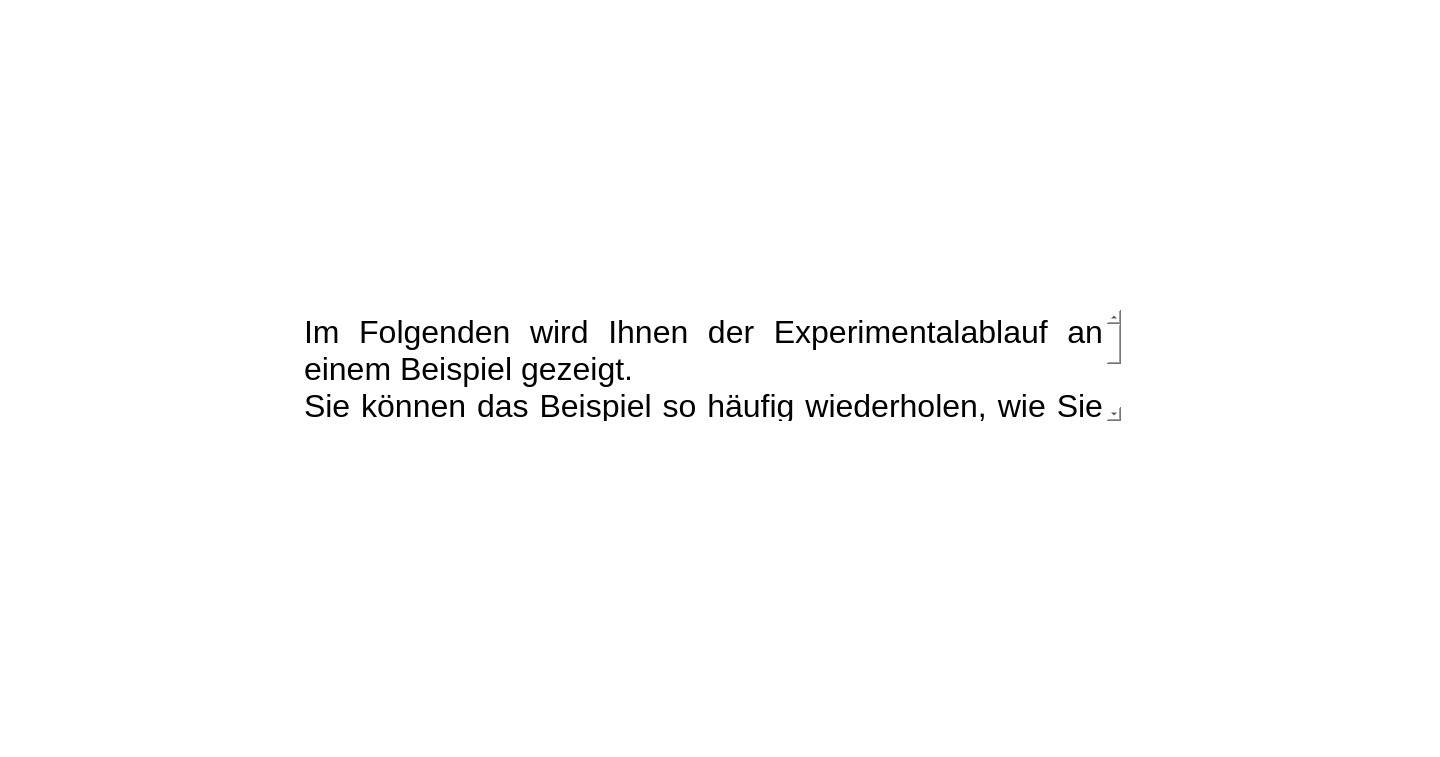
Above: forms/test_start.ui from IKI-Lab/auscultation_AI_noise_exp before the change. Below: the same form after it.
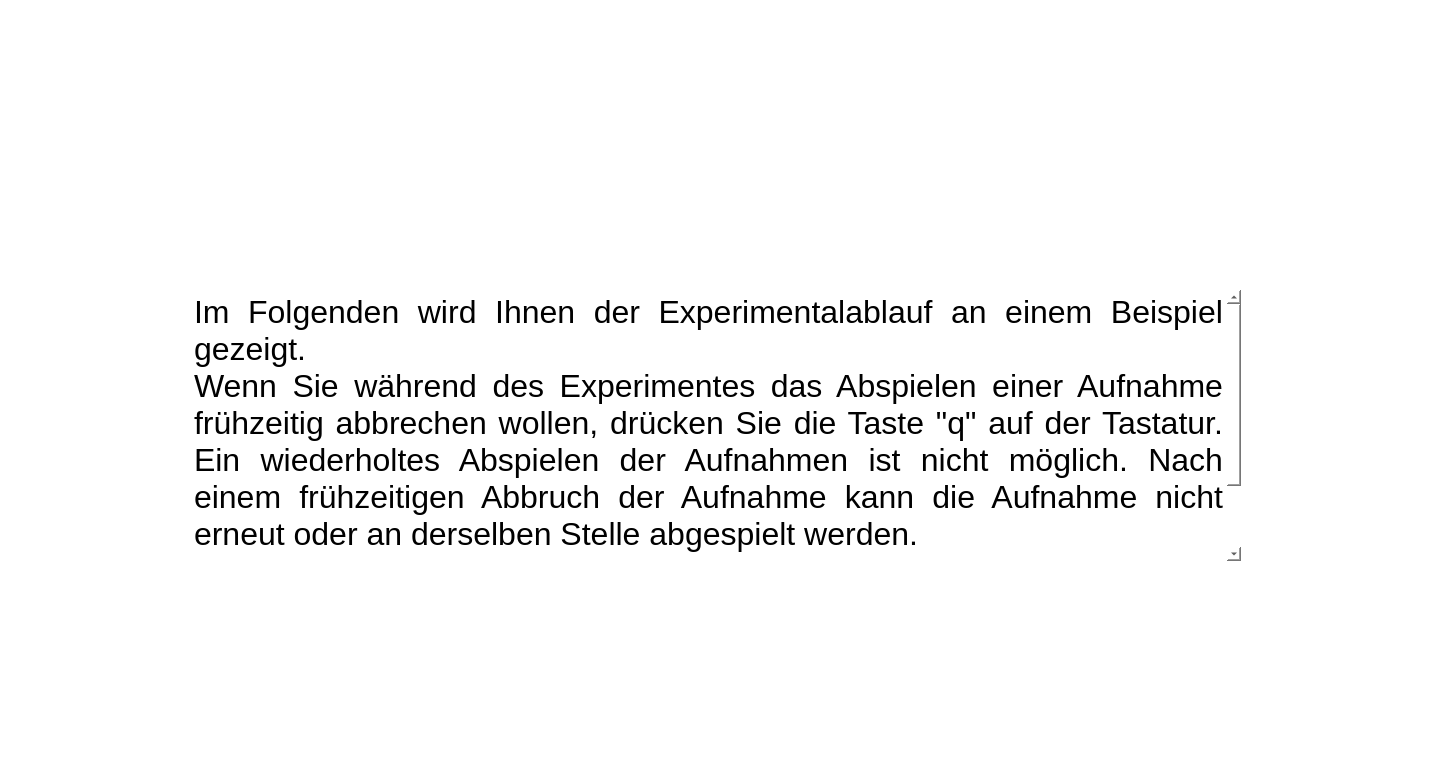
That is the form after the change.

Commit message: Neue Instruktionen

```diff
--- a/forms/test_start.ui
+++ b/forms/test_start.ui
@@ -62,10 +62,10 @@
    <widget class="QTextBrowser" name="textBrowser">
     <property name="geometry">
      <rect>
-      <x>340</x>
-      <y>330</y>
-      <width>821</width>
-      <height>111</height>
+      <x>230</x>
+      <y>310</y>
+      <width>1051</width>
+      <height>271</height>
      </rect>
     </property>
     <property name="frameShape">
@@ -77,7 +77,9 @@
 p, li { white-space: pre-wrap; }
 &lt;/style&gt;&lt;/head&gt;&lt;body style=&quot; font-family:'.AppleSystemUIFont'; font-size:13pt; font-weight:400; font-style:normal;&quot;&gt;
 &lt;p align=&quot;justify&quot; style=&quot; margin-top:0px; margin-bottom:0px; margin-left:0px; margin-right:0px; -qt-block-indent:0; text-indent:0px;&quot;&gt;&lt;span style=&quot; font-family:'Helvetica Neue'; font-size:24pt;&quot;&gt;Im Folgenden wird Ihnen der Experimentalablauf an einem Beispiel gezeigt. &lt;/span&gt;&lt;/p&gt;
-&lt;p align=&quot;justify&quot; style=&quot; margin-top:0px; margin-bottom:0px; margin-left:0px; margin-right:0px; -qt-block-indent:0; text-indent:0px;&quot;&gt;&lt;span style=&quot; font-family:'Helvetica Neue'; font-size:24pt;&quot;&gt;Sie können das Beispiel so häufig wiederholen, wie Sie möchten. &lt;/span&gt;&lt;/p&gt;
+&lt;p align=&quot;justify&quot; style=&quot; margin-top:0px; margin-bottom:0px; margin-left:0px; margin-right:0px; -qt-block-indent:0; text-indent:0px;&quot;&gt;&lt;span style=&quot; font-family:'Helvetica Neue'; font-size:24pt;&quot;&gt;Wenn Sie während des Experimentes das Abspielen einer Aufnahme frühzeitig abbrechen wollen, drücken Sie die Taste &amp;quot;q&amp;quot; auf der Tastatur. Ein wiederholtes Abspielen der Aufnahmen ist nicht möglich. Nach einem frühzeitigen Abbruch der Aufnahme kann die Aufnahme nicht erneut oder an derselben Stelle abgespielt werden. &lt;/span&gt; &lt;/p&gt;
+&lt;p align=&quot;justify&quot; style=&quot;-qt-paragraph-type:empty; margin-top:0px; margin-bottom:0px; margin-left:0px; margin-right:0px; -qt-block-indent:0; text-indent:0px;&quot;&gt;&lt;br /&gt;&lt;/p&gt;
+&lt;p align=&quot;justify&quot; style=&quot; margin-top:0px; margin-bottom:0px; margin-left:0px; margin-right:0px; -qt-block-indent:0; text-indent:0px;&quot;&gt;&lt;span style=&quot; font-family:'Helvetica Neue'; font-size:24pt;&quot;&gt;Sie können das Beispiel so häufig wiederholen, wie Sie möchten.&lt;/span&gt;&lt;/p&gt;
 &lt;p align=&quot;justify&quot; style=&quot; margin-top:0px; margin-bottom:0px; margin-left:0px; margin-right:0px; -qt-block-indent:0; text-indent:0px;&quot;&gt;&lt;span style=&quot; font-family:'Helvetica Neue'; font-size:24pt;&quot;&gt;Drücken Sie “Weiter”, um den Probedurchgang zu starten.&lt;/span&gt;&lt;/p&gt;&lt;/body&gt;&lt;/html&gt;</string>
     </property>
    </widget>
```
The commit also changes 3 other files.
